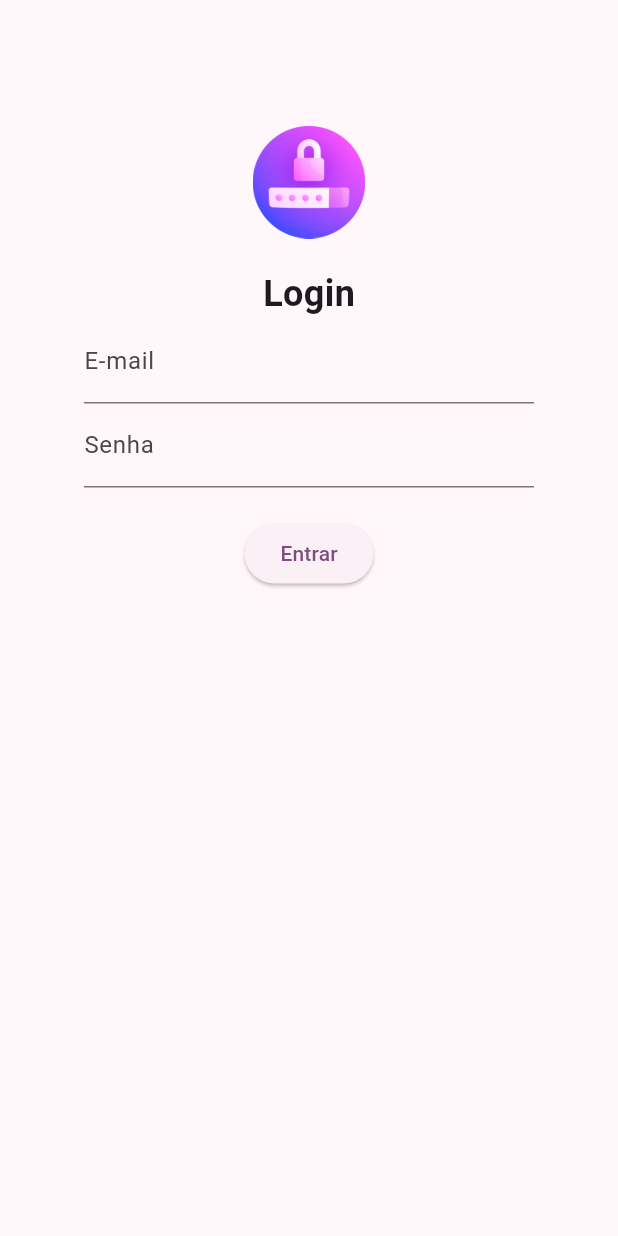
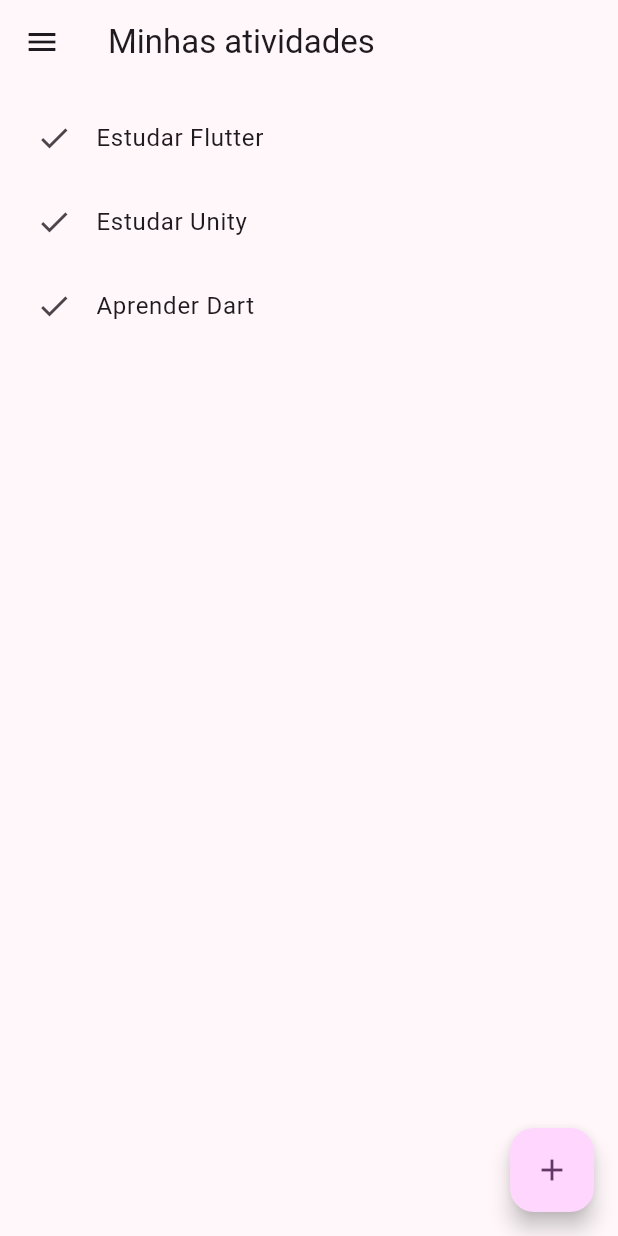
Before and after one commit to NicolasStorti/route-flutter, a Flutter app: the screen it shows after launch, after a tap on "Entrar", on a phone screen of 412 x 824 dp. Run offline on Flutter 3.47's test engine with Material 2 defaults, Android fonts, the phone set to English and light mode, and no system bars.

Commit message:
Implementação de Rotas

```diff
--- a/lib/app_screen.dart
+++ /dev/null
@@ -1,10 +0,0 @@
-import 'package:flutter/material.dart';
-
-class appScreen extends StatelessWidget {
-  const appScreen({Key? key}) : super(key: key);
-
-  @override
-  Widget build(BuildContext context) {
-    return const Placeholder();
-  }
-}
--- /dev/null
+++ b/lib/dashboard_screen.dart
@@ -0,0 +1,62 @@
+import 'package:atividade_rotas/login_screen.dart';
+import 'package:flutter/material.dart';
+
+class dashboardScreen extends StatelessWidget {
+  const dashboardScreen({Key? key}) : super(key: key);
+
+  @override
+  Widget build(BuildContext context) {
+    return Scaffold(
+      appBar: AppBar(
+        title: Text('Minhas atividades'),
+      ),
+      drawer: Drawer(
+        child: Column(
+          children: [
+            UserAccountsDrawerHeader(
+                currentAccountPicture: CircleAvatar(
+                  radius: 55.0,
+                  backgroundImage: AssetImage('Assets/perfil.jpg'),
+                ),
+                accountName: Text('Nicolas Storti'),
+                accountEmail: Text('dev.nicolasstorti@gmail.com'),),
+            ListTile(
+              leading: Icon(Icons.exit_to_app),
+              title: Text('Sair'),
+              onTap: () => onButtonSairClicked(context),
+            ),
+          ],
+                  ),
+      ),
+      body: Padding(
+        padding: const EdgeInsets.all(8.0),
+        child: ListView(
+          children: const [
+            ListTile(
+              leading: Icon(Icons.check),
+              title: Text('Estudar Flutter'),
+            ),
+            ListTile(
+              leading: Icon(Icons.check),
+              title: Text('Estudar Unity'),
+            ),
+            ListTile(
+              leading: Icon(Icons.check),
+              title: Text('Aprender Dart'),
+            ),
+          ],
+        ),
+      ),
+      floatingActionButton: FloatingActionButton(
+        onPressed: () {},
+        child: const Icon(Icons.add),
+      ),
+    );
+  }
+  void onButtonSairClicked(BuildContext context){
+    Navigator.pushReplacement(context,
+      MaterialPageRoute(
+          builder: (context)=> LoginScreen()),
+    );
+  }
+}
--- a/lib/login_screen.dart
+++ b/lib/login_screen.dart
@@ -1,4 +1,6 @@
 import 'package:flutter/material.dart';
+
+import 'dashboard_screen.dart';
 
 class LoginScreen extends StatelessWidget {
   const LoginScreen({Key? key}) : super(key: key);
@@ -32,7 +34,7 @@ class LoginScreen extends StatelessWidget {
               SizedBox(
                 height: 20,
               ),
-              ElevatedButton(onPressed: () {}, child: Text('Entrar'))
+              ElevatedButton(onPressed: () => onButtonEntrarClicked(context), child: Text('Entrar'))
             ],
           ),
         ),
@@ -40,3 +42,12 @@ class LoginScreen extends StatelessWidget {
     );
   }
 }
+
+void onButtonEntrarClicked (BuildContext context){
+  Navigator.pushReplacement(
+      context,
+      MaterialPageRoute(
+          builder: (context) => dashboardScreen(),
+      ),
+  );
+}
--- a/lib/main.dart
+++ b/lib/main.dart
@@ -1,3 +1,4 @@
+import 'package:atividade_rotas/dashboard_screen.dart';
 import 'package:flutter/material.dart';
 
 import 'login_screen.dart';
```
Also changed, not shown: assets/perfil.jpg (added).
